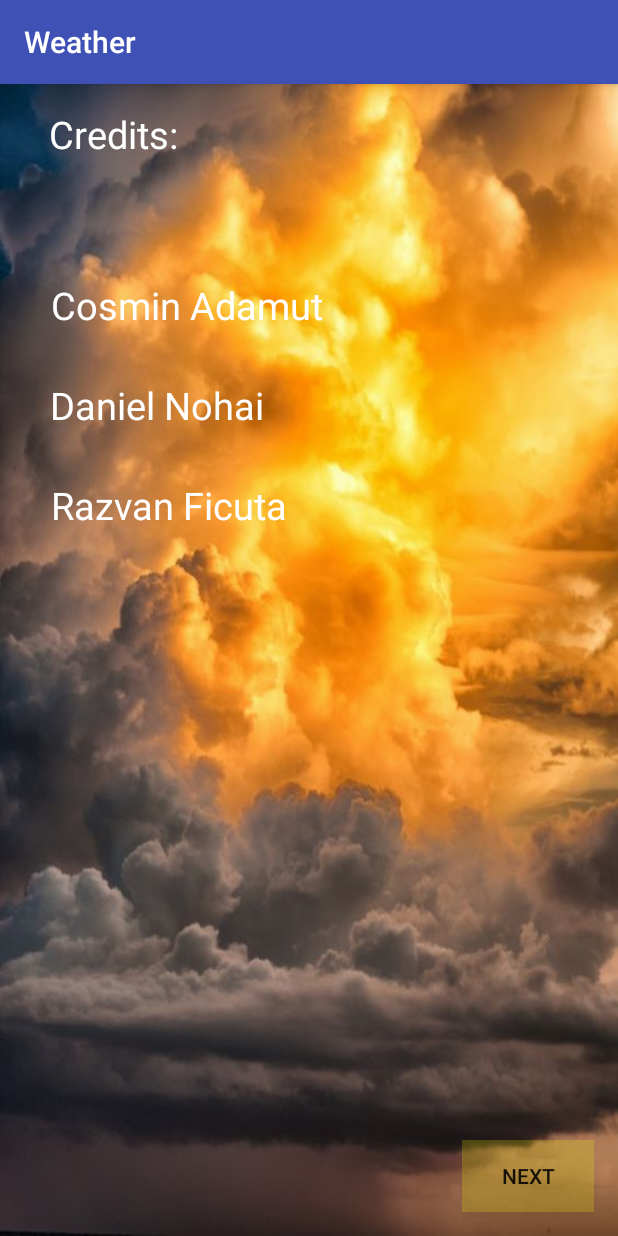
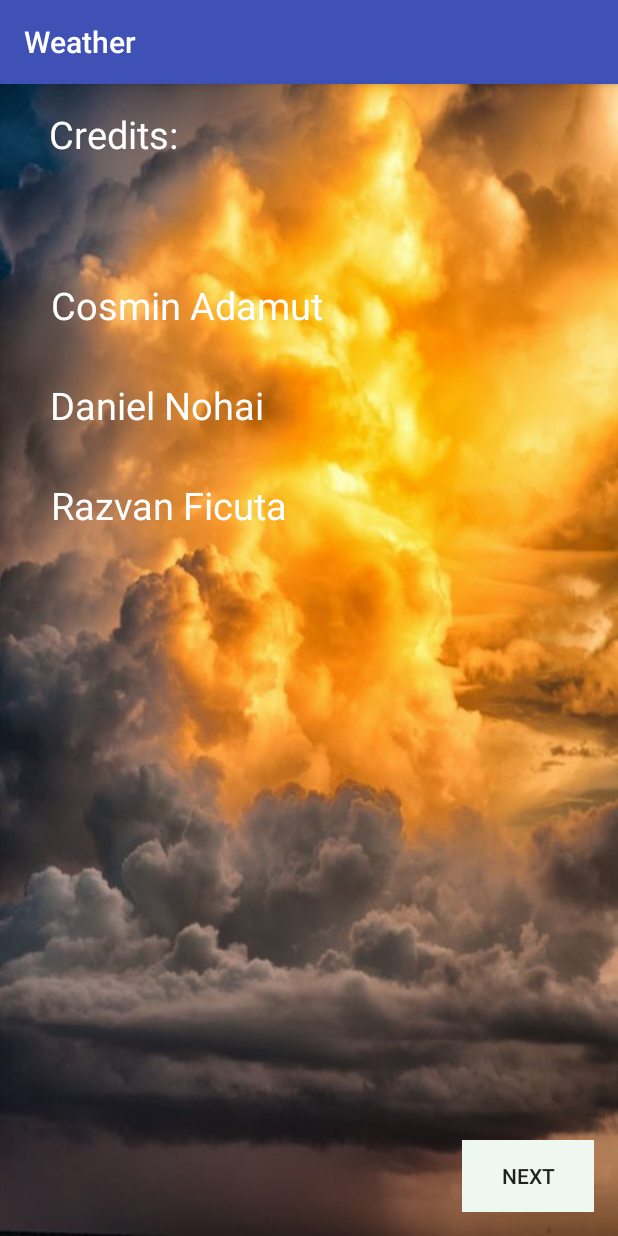
Before and after one commit to adamut/Weather, an Android app: the Credits screen opened directly, with no data from a screen before it, on a phone screen of 412 x 824 dp. Run offline under Robolectric (Android 15) with nearby library versions, the light colour scheme and no system bars.

Commit message:
some design changes

```diff
--- a/app/src/main/res/layout/activity_credits.xml
+++ b/app/src/main/res/layout/activity_credits.xml
@@ -85,13 +85,14 @@
 
         <Button
             android:id="@+id/button2"
+            style="@android:style/Widget.DeviceDefault.Button.Borderless"
             android:layout_width="wrap_content"
             android:layout_height="wrap_content"
+
             android:layout_marginBottom="16dp"
             android:layout_marginEnd="16dp"
-
             android:layout_marginRight="16dp"
-            android:background="#33ffff00"
+            android:background="@color/bg_color_2"
             android:onClick="toSearchCity"
             android:text="next"
             app:layout_constraintBottom_toBottomOf="parent"
```
